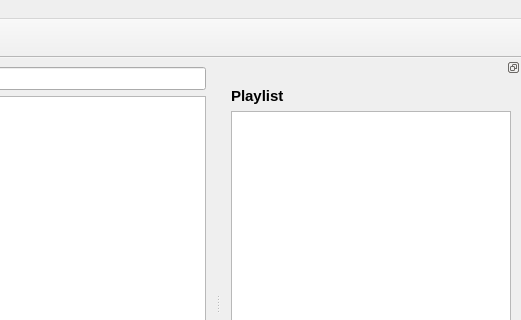
Before: the Qt Designer form main_window.ui in tschen/PyKS, drawn with Qt 5; both pictures show x 352 to 873 and y 0 to 320 of the 873 by 570 pixel window.
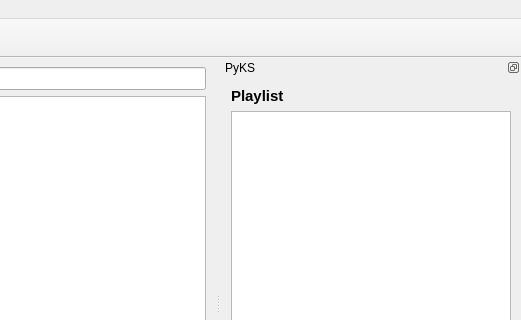
After: the same form once the commit is applied. Icons and pictures are not drawn. Custom widgets are drawn as their Qt base class.

The edit to the form file:
```diff
--- a/main_window.ui
+++ b/main_window.ui
@@ -133,7 +133,7 @@
     <set>QDockWidget::DockWidgetFloatable|QDockWidget::DockWidgetMovable</set>
    </property>
    <property name="windowTitle">
-    <string/>
+    <string>PyKS</string>
    </property>
    <attribute name="dockWidgetArea">
     <number>2</number>
```
Left out of the diff: 22 changed lines with no effect on the pictures.
